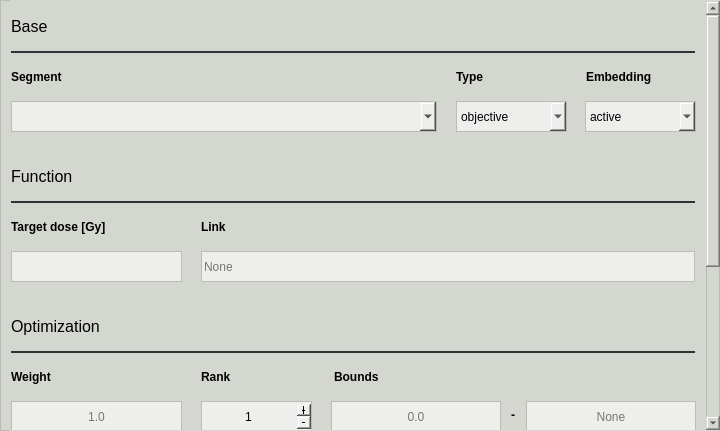
Above: pyanno4rt/gui/designs/components/mean_dose_window.ui from pyanno4rt/pyanno4rt before the change. Below: the same form after it.
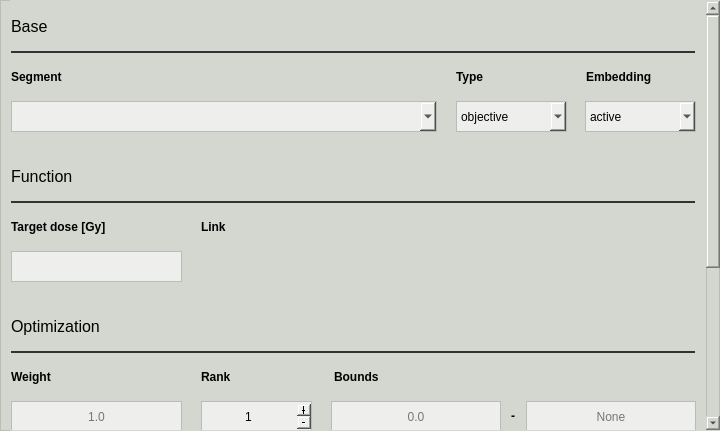
That is the form after the change.

Patch:
```diff
--- a/pyanno4rt/gui/designs/components/mean_dose_window.ui
+++ b/pyanno4rt/gui/designs/components/mean_dose_window.ui
@@ -51,16 +51,13 @@
     <property name="styleSheet">
      <string notr="true">border-color: transparent;</string>
     </property>
-    <property name="widgetResizable">
-     <bool>false</bool>
-    </property>
     <widget class="QWidget" name="scroll_contents">
      <property name="geometry">
       <rect>
        <x>0</x>
-       <y>0</y>
+       <y>-220</y>
        <width>690</width>
-       <height>681</height>
+       <height>679</height>
       </rect>
      </property>
      <widget class="QComboBox" name="embedding_cbox">
@@ -100,7 +97,7 @@
        <rect>
         <x>0</x>
         <y>60</y>
-        <width>431</width>
+        <width>421</width>
         <height>31</height>
        </rect>
       </property>
@@ -346,31 +343,12 @@
        <string>Identifier</string>
       </property>
      </widget>
-     <widget class="QLineEdit" name="link_ledit">
-      <property name="geometry">
-       <rect>
-        <x>190</x>
-        <y>250</y>
-        <width>494</width>
-        <height>31</height>
-       </rect>
-      </property>
-      <property name="styleSheet">
-       <string notr="true">color: rgb(0, 0, 0);
-background-color: rgb(238, 238, 236);
-border: 1px solid;
-border-color: rgb(186, 189, 182);</string>
-      </property>
-      <property name="placeholderText">
-       <string>None</string>
-      </property>
-     </widget>
      <widget class="QLabel" name="link_label">
       <property name="geometry">
        <rect>
         <x>190</x>
         <y>210</y>
-        <width>494</width>
+        <width>491</width>
         <height>31</height>
        </rect>
       </property>
@@ -531,7 +509,7 @@
       <property name="geometry">
        <rect>
         <x>494</x>
-        <y>405</y>
+        <y>406</y>
         <width>16</width>
         <height>17</height>
        </rect>
@@ -728,9 +706,17 @@
 border: 1px solid;
 border-color: rgb(186, 189, 182);</string>
       </property>
-      <property name="currentIndex">
-       <number>-1</number>
+     </widget>
+     <widget class="QWidget" name="horizontalLayoutWidget">
+      <property name="geometry">
+       <rect>
+        <x>190</x>
+        <y>250</y>
+        <width>491</width>
+        <height>31</height>
+       </rect>
       </property>
+      <layout class="QHBoxLayout" name="segment_link_layout"/>
      </widget>
     </widget>
    </widget>
```
Left out of the diff: 4 changed lines with no effect on the pictures.
